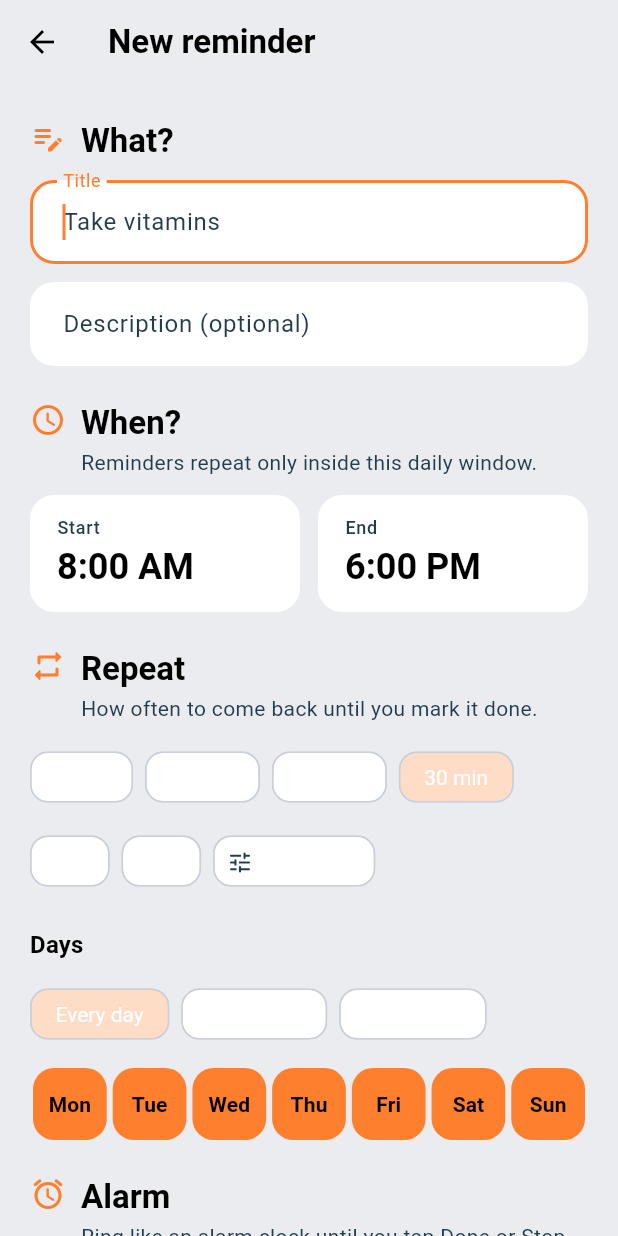
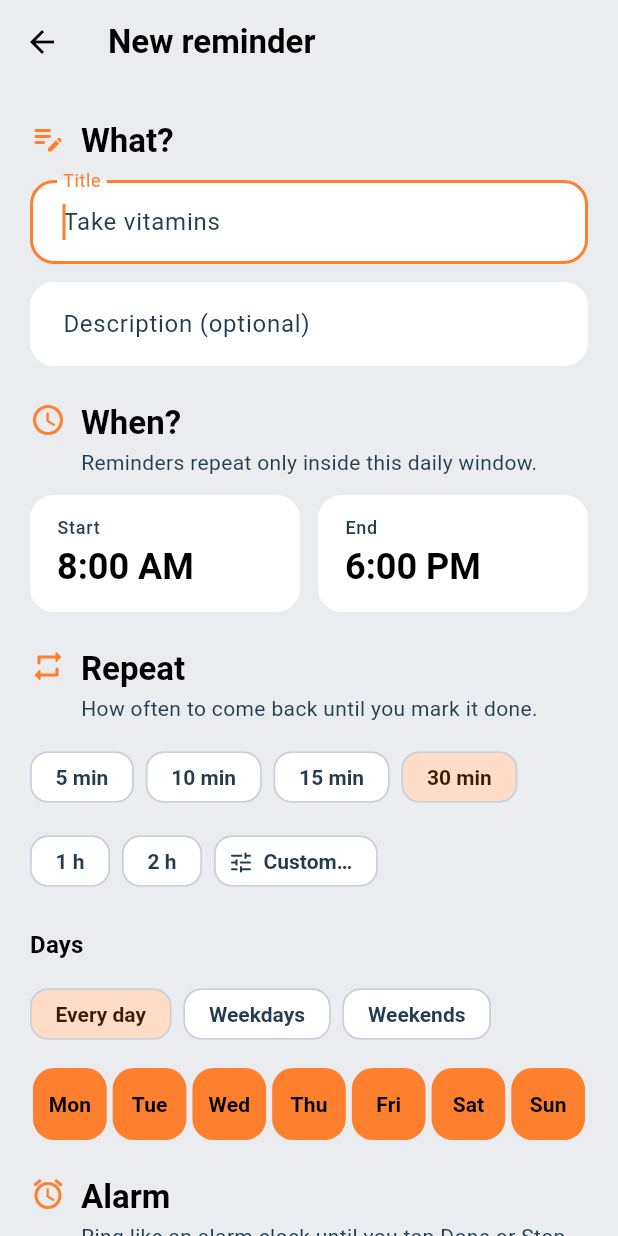
Before and after one commit to OfirValla/do-it, a Flutter app: the screen it shows after launch, after a tap on "Add Reminder", on a phone screen of 412 x 824 dp. Run offline on Flutter 3.47's test engine with Material 3 defaults, Android fonts, the phone set to English and light mode, and no system bars; our stand-ins replace drift, flutter_riverpod, timezone; missing offline and left inert: sqlite3; accounts and stored records are empty; generated files the repository leaves out were written again.

Commit message:
Fix invisible chip labels: give the chip theme a resolvable label colour
RawChip uses chipTheme.labelStyle verbatim and only resolves its `color`
field, so a WidgetStateTextStyle (null colour) made every ChoiceChip label
render white. Use a plain TextStyle with a WidgetStateColor instead, and set
secondaryLabelStyle for the selected state.

Co-Authored-By: Claude Fable 5.1 <noreply@anthropic.com>

```diff
--- a/lib/shared/theme/app_theme.dart
+++ b/lib/shared/theme/app_theme.dart
@@ -160,13 +160,21 @@ class AppTheme {
         side: BorderSide(color: scheme.outlineVariant),
         backgroundColor: scheme.surfaceContainerLow,
         selectedColor: scheme.primaryContainer,
-        labelStyle: WidgetStateTextStyle.resolveWith(
-          (states) => (text.labelLarge ?? const TextStyle()).copyWith(
-            fontWeight: FontWeight.w700,
-            color: states.contains(WidgetState.selected)
+        // RawChip uses chipTheme.labelStyle verbatim and only resolves its
+        // `color`, so the style must be a plain TextStyle whose colour is a
+        // WidgetStateColor. (A WidgetStateTextStyle here has a null colour and
+        // renders the label white.)
+        labelStyle: (text.labelLarge ?? const TextStyle()).copyWith(
+          fontWeight: FontWeight.w700,
+          color: WidgetStateColor.resolveWith(
+            (states) => states.contains(WidgetState.selected)
                 ? scheme.onPrimaryContainer
                 : scheme.onSurfaceVariant,
           ),
+        ),
+        secondaryLabelStyle: (text.labelLarge ?? const TextStyle()).copyWith(
+          fontWeight: FontWeight.w700,
+          color: scheme.onPrimaryContainer,
         ),
         showCheckmark: false,
       ),
```
